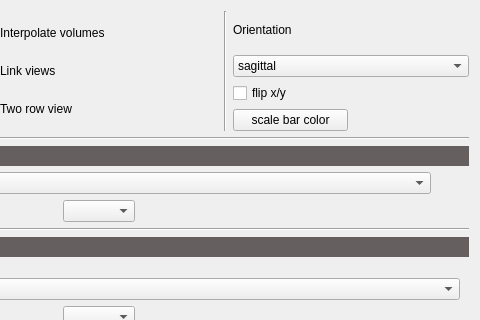
Before: the Qt Designer form ui/ui_datatab.ui in VCCRI/vpv, drawn with Qt 5; both pictures show x 281 to 761 and y 0 to 320 of the 761 by 857 pixel window.
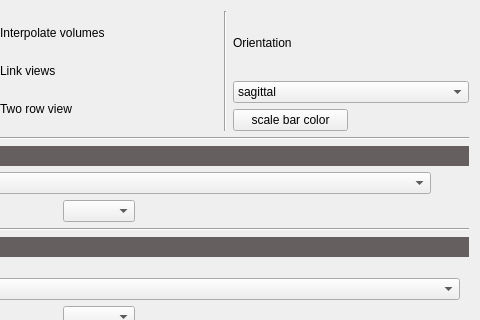
After: the same form once the commit is applied. Icons and pictures are not drawn.

Commit message: Added impc flip button. Some bug fixes on the orietation synchronization

```diff
--- a/ui/ui_datatab.ui
+++ b/ui/ui_datatab.ui
@@ -213,15 +213,7 @@
           </layout>
          </item>
          <item>
-          <layout class="QHBoxLayout" name="horizontalLayout_4">
-           <item>
-            <widget class="QCheckBox" name="checkBoxFlipXY">
-             <property name="text">
-              <string>flip x/y</string>
-             </property>
-            </widget>
-           </item>
-          </layout>
+          <layout class="QHBoxLayout" name="horizontalLayout_4"/>
          </item>
          <item>
           <layout class="QHBoxLayout" name="horizontalLayout_5">
```
Left out of the diff: 2 changed lines with no effect on the pictures. The commit also changes 24 other files.
